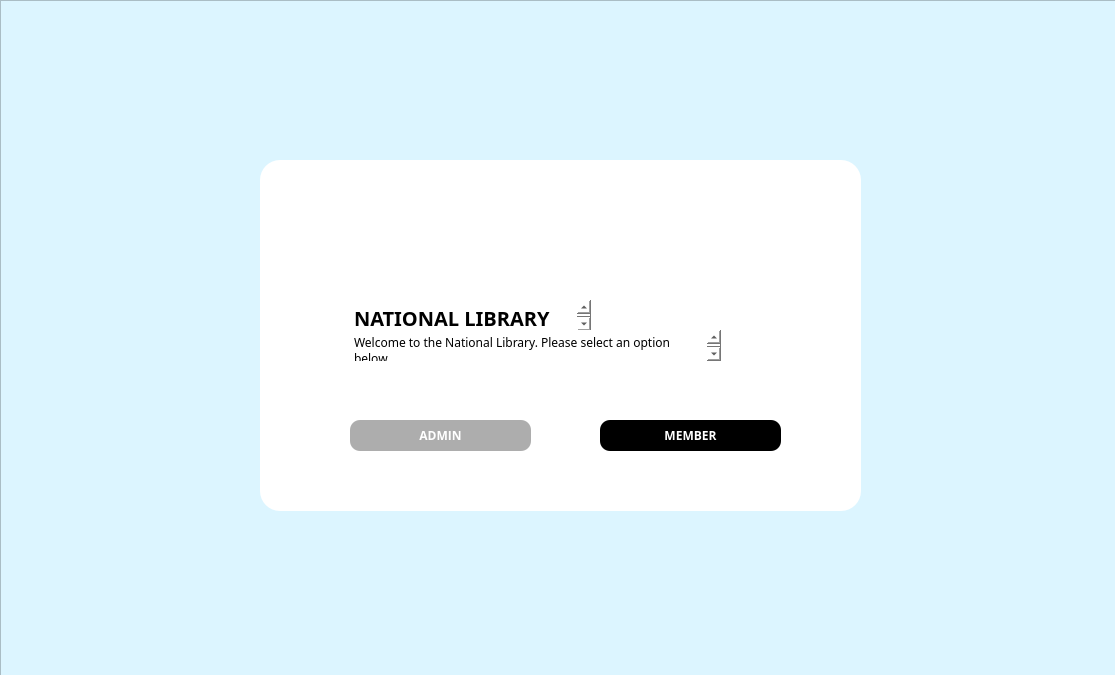
First picture: the form in LIS/login.ui, repository TenacioussD/library_information_system, before the edit.
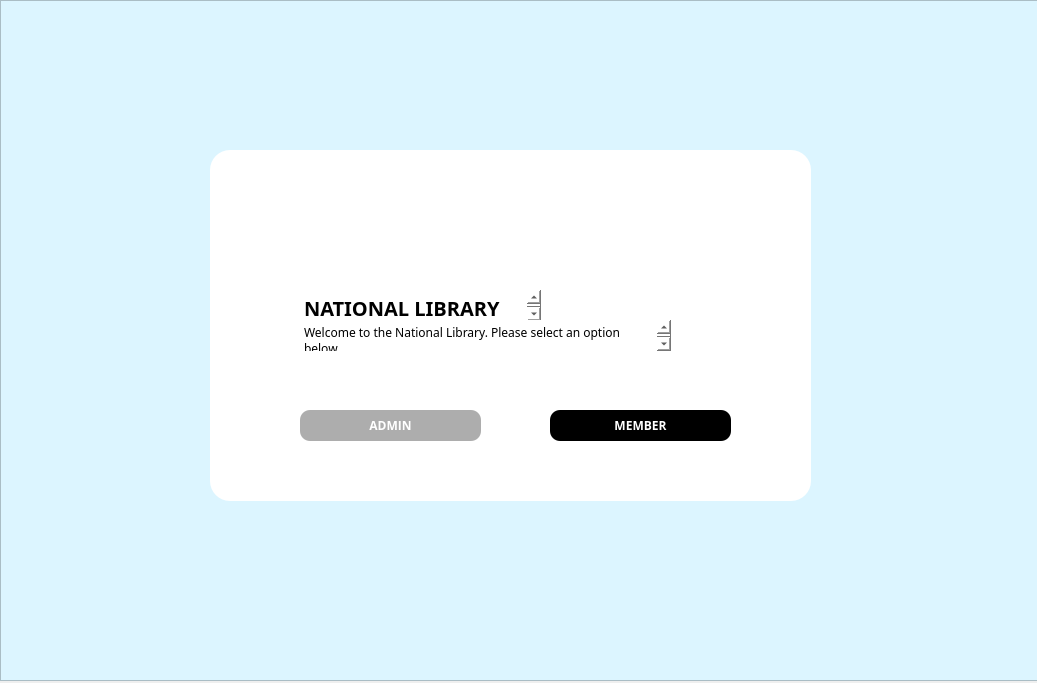
Second picture: the form after the edit. Icons and pictures are not drawn.

```diff
--- a/LIS/login.ui
+++ b/LIS/login.ui
@@ -6,23 +6,20 @@
    <rect>
     <x>0</x>
     <y>0</y>
-    <width>1115</width>
-    <height>675</height>
+    <width>1037</width>
+    <height>683</height>
    </rect>
   </property>
   <property name="windowTitle">
    <string>Login</string>
   </property>
-  <property name="autoFillBackground">
-   <bool>false</bool>
-  </property>
   <widget class="QWidget" name="centralwidget">
    <widget class="QFrame" name="background">
     <property name="geometry">
      <rect>
       <x>0</x>
       <y>0</y>
-      <width>1121</width>
+      <width>1041</width>
       <height>681</height>
      </rect>
     </property>
@@ -41,8 +38,8 @@
      </property>
      <property name="geometry">
       <rect>
-       <x>260</x>
-       <y>160</y>
+       <x>210</x>
+       <y>150</y>
        <width>601</width>
        <height>351</height>
       </rect>
```
